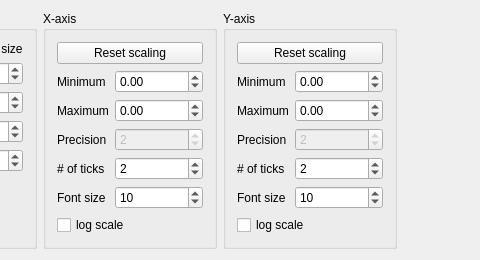
Above: GsTLAppli/charts/chart_display_control.ui from sayantanx/ar2tech-SGeMS-public before the change; both pictures show x 233 to 713 and y 0 to 260 of the 713 by 260 pixel window. Below: the same form after it.
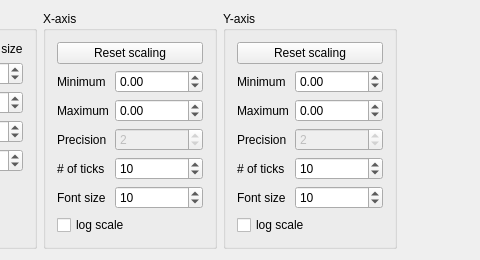
That is the form after the change.

The edit to the form file:
```diff
--- a/GsTLAppli/charts/chart_display_control.ui
+++ b/GsTLAppli/charts/chart_display_control.ui
@@ -258,7 +258,7 @@
         <item row="4" column="1">
          <widget class="QSpinBox" name="x_nticks">
           <property name="value">
-           <number>2</number>
+           <number>10</number>
           </property>
          </widget>
         </item>
@@ -389,7 +389,7 @@
         <item row="4" column="1">
          <widget class="QSpinBox" name="y_nticks">
           <property name="value">
-           <number>2</number>
+           <number>10</number>
           </property>
          </widget>
         </item>
```
Left out of the diff: 18 changed lines with no effect on the pictures.
